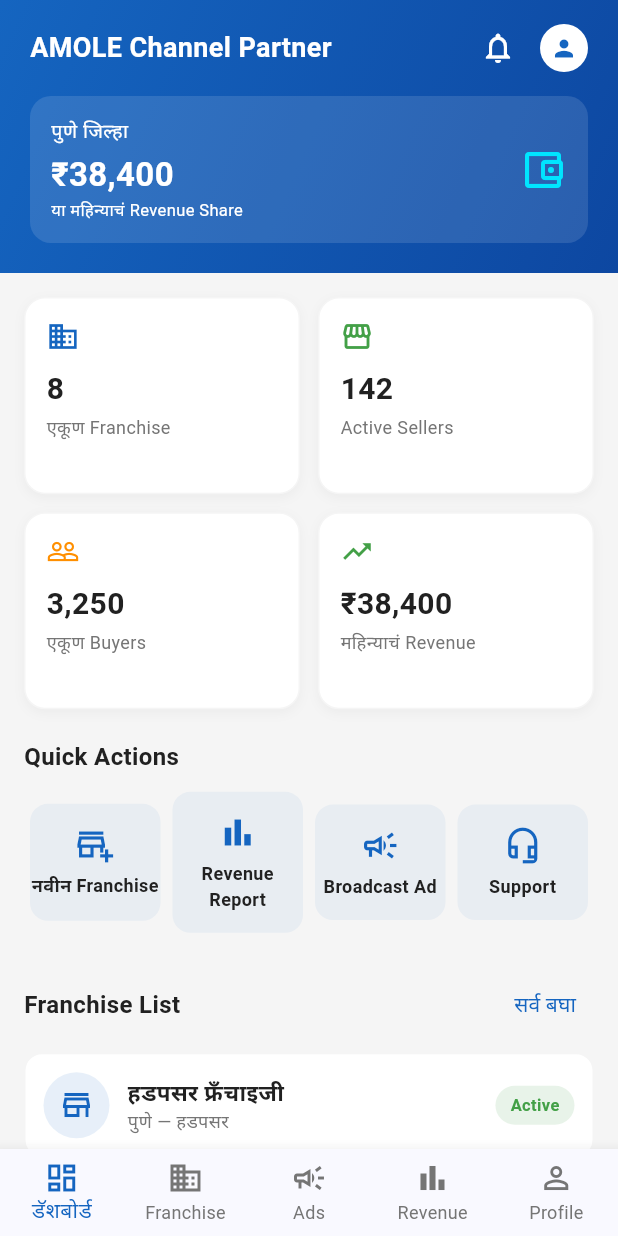
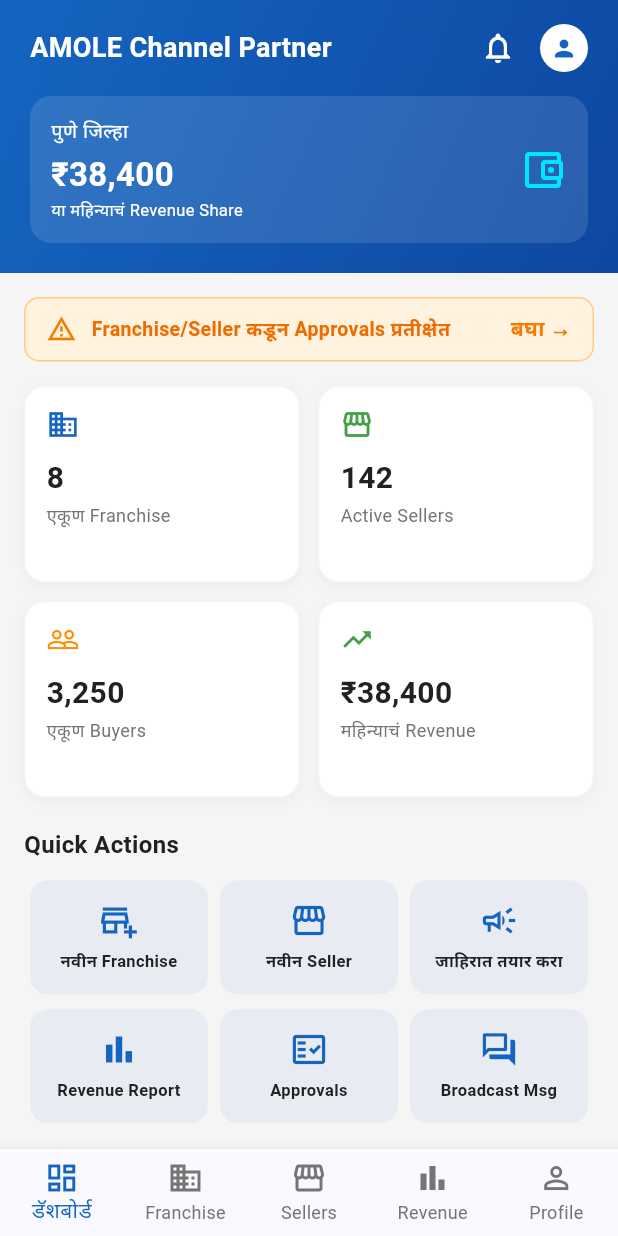
Before and after one commit to amolimpexinternational/amole-app, a Flutter app: the ChannelPartnerHomeScreen screen opened directly, on a phone screen of 412 x 824 dp. Run offline on Flutter 3.47's test engine with Material 3 defaults, Android fonts, the phone set to English and light mode, and no system bars; our stand-ins replace image_picker, shared_preferences; accounts and stored records are empty.

Commit message:
CP module: Add Seller, real Ad creation, Approvals screen added

```diff
--- a/lib/screens/channel_partner/channel_partner_home_screen.dart
+++ b/lib/screens/channel_partner/channel_partner_home_screen.dart
@@ -1,7 +1,10 @@
 import 'package:flutter/material.dart';
 import '../../constants/app_colors.dart';
 import 'cp_franchise_screen.dart';
+import 'cp_seller_screen.dart';
 import 'cp_ads_screen.dart';
+import 'cp_create_ad_screen.dart';
+import 'cp_approvals_screen.dart';
 import 'cp_revenue_screen.dart';
 import 'cp_profile_screen.dart';
 import 'cp_notification_screen.dart';
@@ -17,7 +20,7 @@
         borderRadius: BorderRadius.circular(14),
         border: Border.all(color: AppColors.lightGrey),
         boxShadow: [
-          BoxShadow(color: Colors.black.withOpacity(0.04), blurRadius: 6, offset: const Offset(0, 2)),
+          BoxShadow(color: Colors.black.withValues(alpha: 0.04), blurRadius: 6, offset: const Offset(0, 2)),
         ],
       ),
       child: Column(
@@ -38,21 +41,25 @@
     );
   }
 
-  Widget _buildQuickAction(String label, IconData icon) {
+  Widget _buildQuickAction(BuildContext context, String label, IconData icon, VoidCallback onTap) {
     return Expanded(
+      child: InkWell(
+        borderRadius: BorderRadius.circular(12),
+        onTap: onTap,
         child: Container(
           margin: const EdgeInsets.symmetric(horizontal: 4),
           padding: const EdgeInsets.symmetric(vertical: 14),
           decoration: BoxDecoration(
-          color: AppColors.primaryBlue.withOpacity(0.06),
+            color: AppColors.primaryBlue.withValues(alpha: 0.06),
             borderRadius: BorderRadius.circular(12),
           ),
           child: Column(
             children: [
               Icon(icon, color: AppColors.primaryBlue, size: 26),
               const SizedBox(height: 6),
-            Text(label, textAlign: TextAlign.center, style: const TextStyle(fontSize: 12, color: AppColors.textDark, fontWeight: FontWeight.w600)),
+              Text(label, textAlign: TextAlign.center, style: const TextStyle(fontSize: 11, color: AppColors.textDark, fontWeight: FontWeight.w600)),
             ],
+          ),
         ),
       ),
     );
@@ -71,7 +78,7 @@
         children: [
           CircleAvatar(
             radius: 22,
-            backgroundColor: AppColors.primaryBlue.withOpacity(0.1),
+            backgroundColor: AppColors.primaryBlue.withValues(alpha: 0.1),
             child: const Icon(Icons.store_outlined, color: AppColors.primaryBlue),
           ),
           const SizedBox(width: 12),
@@ -87,7 +94,7 @@
           Container(
             padding: const EdgeInsets.symmetric(horizontal: 10, vertical: 5),
             decoration: BoxDecoration(
-              color: statusColor.withOpacity(0.12),
+              color: statusColor.withValues(alpha: 0.12),
               borderRadius: BorderRadius.circular(20),
             ),
             child: Text(status, style: TextStyle(color: statusColor, fontSize: 11, fontWeight: FontWeight.w600)),
@@ -128,7 +135,10 @@
                             child: const Icon(Icons.notifications_outlined, color: AppColors.white),
                           ),
                           const SizedBox(width: 16),
-                          const CircleAvatar(radius: 16, backgroundColor: AppColors.white, child: Icon(Icons.person, color: AppColors.primaryBlue, size: 18)),
+                          GestureDetector(
+                            onTap: () => Navigator.push(context, MaterialPageRoute(builder: (_) => const CpProfileScreen())),
+                            child: const CircleAvatar(radius: 16, backgroundColor: AppColors.white, child: Icon(Icons.person, color: AppColors.primaryBlue, size: 18)),
+                          ),
                         ],
                       ),
                     ],
@@ -137,7 +147,7 @@
                   Container(
                     padding: const EdgeInsets.all(14),
                     decoration: BoxDecoration(
-                      color: AppColors.white.withOpacity(0.12),
+                      color: AppColors.white.withValues(alpha: 0.12),
                       borderRadius: BorderRadius.circular(14),
                     ),
                     child: Row(
@@ -165,6 +175,20 @@
                 child: Column(
                   crossAxisAlignment: CrossAxisAlignment.start,
                   children: [
+                    InkWell(
+                      onTap: () => Navigator.push(context, MaterialPageRoute(builder: (_) => const CpApprovalsScreen())),
+                      child: Container(
+                        padding: const EdgeInsets.symmetric(horizontal: 14, vertical: 10),
+                        margin: const EdgeInsets.only(bottom: 16),
+                        decoration: BoxDecoration(color: Colors.orange.shade50, borderRadius: BorderRadius.circular(10), border: Border.all(color: Colors.orange.shade200)),
+                        child: Row(children: [
+                          Icon(Icons.warning_amber_outlined, color: Colors.orange.shade700, size: 20),
+                          const SizedBox(width: 10),
+                          Expanded(child: Text('Franchise/Seller कडून Approvals प्रतीक्षेत', style: TextStyle(color: Colors.orange.shade800, fontWeight: FontWeight.bold, fontSize: 13))),
+                          Text('बघा →', style: TextStyle(color: Colors.orange.shade700, fontWeight: FontWeight.bold)),
+                        ]),
+                      ),
+                    ),
                     GridView.count(
                       crossAxisCount: 2,
                       shrinkWrap: true,
@@ -184,10 +208,23 @@
                     const SizedBox(height: 12),
                     Row(
                       children: [
-                        _buildQuickAction('नवीन Franchise', Icons.add_business_outlined),
-                        _buildQuickAction('Revenue Report', Icons.bar_chart_outlined),
-                        _buildQuickAction('Broadcast Ad', Icons.campaign_outlined),
-                        _buildQuickAction('Support', Icons.headset_mic_outlined),
+                        _buildQuickAction(context, 'नवीन Franchise', Icons.add_business_outlined,
+                            () => Navigator.push(context, MaterialPageRoute(builder: (_) => const CpFranchiseScreen()))),
+                        _buildQuickAction(context, 'नवीन Seller', Icons.storefront_outlined,
+                            () => Navigator.push(context, MaterialPageRoute(builder: (_) => const CpSellerScreen()))),
+                        _buildQuickAction(context, 'जाहिरात तयार करा', Icons.campaign_outlined,
+                            () => Navigator.push(context, MaterialPageRoute(builder: (_) => const CpCreateAdScreen()))),
+                      ],
+                    ),
+                    const SizedBox(height: 10),
+                    Row(
+                      children: [
+                        _buildQuickAction(context, 'Revenue Report', Icons.bar_chart_outlined,
+                            () => Navigator.push(context, MaterialPageRoute(builder: (_) => const CpRevenueScreen()))),
+                        _buildQuickAction(context, 'Approvals', Icons.fact_check_outlined,
+                            () => Navigator.push(context, MaterialPageRoute(builder: (_) => const CpApprovalsScreen()))),
+                        _buildQuickAction(context, 'Broadcast Msg', Icons.forum_outlined,
+                            () => Navigator.push(context, MaterialPageRoute(builder: (_) => const CpAdsScreen()))),
                       ],
                     ),
                     const SizedBox(height: 24),
@@ -195,7 +232,10 @@
                       mainAxisAlignment: MainAxisAlignment.spaceBetween,
                       children: [
                         const Text('Franchise List', style: TextStyle(fontSize: 16, fontWeight: FontWeight.bold, color: AppColors.textDark)),
-                        TextButton(onPressed: () {}, child: const Text('सर्व बघा')),
+                        TextButton(
+                          onPressed: () => Navigator.push(context, MaterialPageRoute(builder: (_) => const CpFranchiseScreen())),
+                          child: const Text('सर्व बघा'),
+                        ),
                       ],
                     ),
                     const SizedBox(height: 8),
@@ -219,7 +259,7 @@
           if (index == 1) {
             Navigator.push(context, MaterialPageRoute(builder: (_) => const CpFranchiseScreen()));
           } else if (index == 2) {
-            Navigator.push(context, MaterialPageRoute(builder: (_) => const CpAdsScreen()));
+            Navigator.push(context, MaterialPageRoute(builder: (_) => const CpSellerScreen()));
           } else if (index == 3) {
             Navigator.push(context, MaterialPageRoute(builder: (_) => const CpRevenueScreen()));
           } else if (index == 4) {
@@ -229,7 +269,7 @@
         items: const [
           BottomNavigationBarItem(icon: Icon(Icons.dashboard_outlined), label: 'डॅशबोर्ड'),
           BottomNavigationBarItem(icon: Icon(Icons.business_outlined), label: 'Franchise'),
-          BottomNavigationBarItem(icon: Icon(Icons.campaign_outlined), label: 'Ads'),
+          BottomNavigationBarItem(icon: Icon(Icons.storefront_outlined), label: 'Sellers'),
           BottomNavigationBarItem(icon: Icon(Icons.bar_chart_outlined), label: 'Revenue'),
           BottomNavigationBarItem(icon: Icon(Icons.person_outline), label: 'Profile'),
         ],
```
Also changed, not shown: lib/screens/channel_partner/cp_approvals_screen.dart (added, +99 -0 lines), lib/screens/channel_partner/cp_create_ad_screen.dart (added, +192 -0 lines), lib/screens/channel_partner/cp_seller_screen.dart (added, +221 -0 lines). Lines whose indentation alone changed are shown as unchanged.
